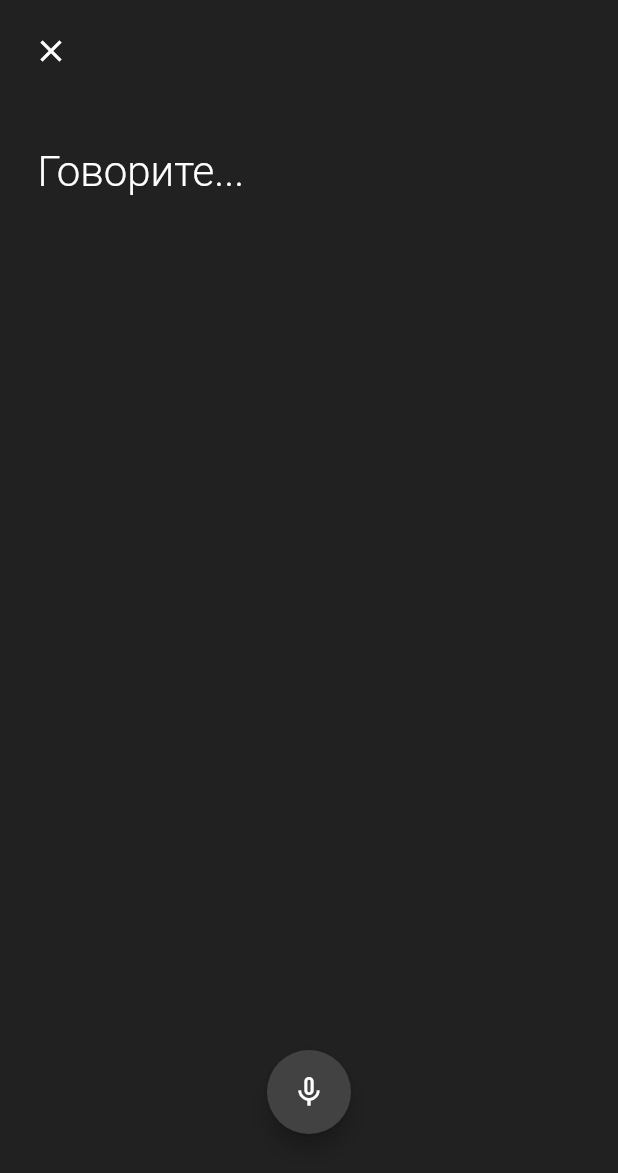
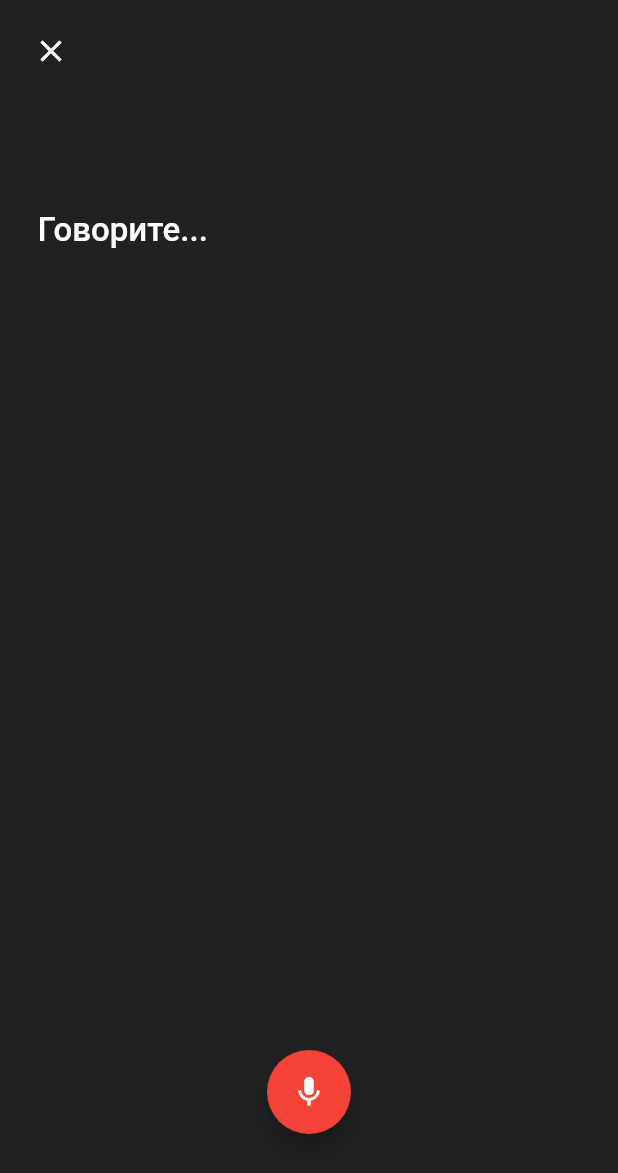
Before and after one commit to sench32/my_youtube, a Flutter app: the SpeechScreen screen opened directly, on a phone screen of 412 x 824 dp. Shown: the top 1173 px of the screen. Run offline on Flutter 3.47's test engine with Material 2 defaults, Android fonts, the phone set to English and light mode, and no system bars; drawn by our look-alikes of avatar_glow; our stand-ins replace page_transition, speech_to_text.

Commit message:
correction of the text by adding a line under the button

```diff
--- a/lib/screens/my_search.dart
+++ b/lib/screens/my_search.dart
@@ -168,7 +168,7 @@ class _SearchState extends State<Search> {
                     Navigator.push(
                       context,
                       PageTransition(
-                        duration: Duration(milliseconds: 50),
+                        duration: Duration(milliseconds: 1),
                         type: PageTransitionType.fade,
                         child: SpeechScreen(),
                       ),
--- a/lib/screens/screen_speech_to_text.dart
+++ b/lib/screens/screen_speech_to_text.dart
@@ -12,12 +12,14 @@ class SpeechScreen extends StatefulWidget {
 class _SpeechScreenState extends State<SpeechScreen> {
   stt.SpeechToText _speech;
   bool _isListening = false;
-  String _text = 'Говорите...';
+  // ignore: unused_field
+  String _text = '';
 
   @override
   void initState() {
     super.initState();
     _speech = stt.SpeechToText();
+    listen();
   }
 
   @override
@@ -35,14 +37,15 @@ class _SpeechScreenState extends State<SpeechScreen> {
           repeat: true,
           child: _isListening
               ? FloatingActionButton(
+                  clipBehavior: Clip.antiAliasWithSaveLayer,
                   backgroundColor: Colors.red,
                   child: Icon(Icons.mic),
-                  onPressed: _listen,
+                  onPressed: listen,
                 )
               : FloatingActionButton(
                   backgroundColor: Colors.grey[800],
                   child: Icon(Icons.mic_none),
-                  onPressed: _listen,
+                  onPressed: listen,
                 ),
         ),
         body: Column(
@@ -60,30 +63,60 @@ class _SpeechScreenState extends State<SpeechScreen> {
                 },
               ),
             ),
+            Spacer(
+              flex: 1,
+            ),
             SingleChildScrollView(
               padding: EdgeInsets.fromLTRB(25, 30, 15, 80),
               child: Text(
-                _text,
+                _isListening
+                    ? _text = 'Говорите...'
+                    : _text = 'Повторите пыпытку',
                 maxLines: 2,
                 style: const TextStyle(
-                  fontSize: 28.0,
+                  fontSize: 22.0,
+                  color: Colors.white,
+                  fontWeight: FontWeight.w500,
+                ),
+              ),
+            ),
+            Spacer(
+              flex: 12,
+            ),
+            SizedBox(),
+            Center(
+              child: Text(
+                _isListening
+                    ? _text = ''
+                    : _text = 'Нажмите на значок микрофона',
+                style: const TextStyle(
+                  fontSize: 16.0,
                   color: Colors.white,
                   fontWeight: FontWeight.w300,
                 ),
               ),
             ),
+            Spacer(
+              flex: 1,
+            ),
+            // SizedBox(),
           ],
         ),
       ),
     );
   }
 
-  void _listen() async {
+  void listen([String s]) async {
     if (!_isListening) {
       bool available = await _speech.initialize(
         onStatus: (val) => print('onStatus: $val'),
-        onError: (val) => print('onError: $val'),
+        onError: (val) {
+          return (setState(() => listen()));
+          // ignore: dead_code
+          _speech.cancel();
+        },
       );
+
       if (available) {
         setState(() => _isListening = true);
         _speech.listen(
```
Also changed, not shown: pubspec.lock.
